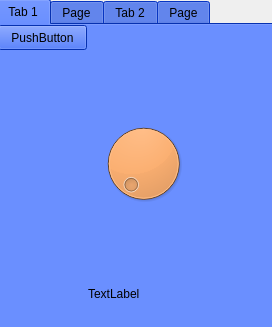
First picture: the form in brewie.ui, repository eyeway1968/brewie, before the edit; both pictures show x 0 to 272 and y 0 to 327 of the 272 by 480 pixel window.
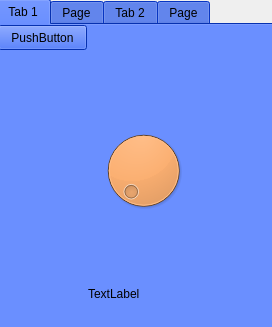
Second picture: the form after the edit. The open tabs and pages were chosen to show the change.

Diff of the .ui file:
```diff
--- a/brewie.ui
+++ b/brewie.ui
@@ -883,7 +883,7 @@
       <property name="geometry">
        <rect>
         <x>90</x>
-        <y>93</y>
+        <y>100</y>
         <width>111</width>
         <height>91</height>
        </rect>
@@ -892,12 +892,51 @@
        <palette>
         <active>
          <colorrole role="WindowText">
-          <brush brushstyle="SolidPattern">
-           <color alpha="255">
-            <red>0</red>
-            <green>0</green>
-            <blue>0</blue>
-           </color>
+          <brush brushstyle="RadialGradientPattern">
+           <gradient centralx="0.500000000000000" centraly="0.500000000000000" focalx="0.500000000000000" focaly="0.500000000000000" radius="0.500000000000000" type="RadialGradient" spread="PadSpread" coordinatemode="ObjectBoundingMode">
+            <gradientstop position="0.000000000000000">
+             <color alpha="206">
+              <red>255</red>
+              <green>235</green>
+              <blue>235</blue>
+             </color>
+            </gradientstop>
+            <gradientstop position="0.350000000000000">
+             <color alpha="80">
+              <red>255</red>
+              <green>188</green>
+              <blue>188</blue>
+             </color>
+            </gradientstop>
+            <gradientstop position="0.400000000000000">
+             <color alpha="80">
+              <red>255</red>
+              <green>162</green>
+              <blue>162</blue>
+             </color>
+            </gradientstop>
+            <gradientstop position="0.425000000000000">
+             <color alpha="156">
+              <red>255</red>
+              <green>132</green>
+              <blue>132</blue>
+             </color>
+            </gradientstop>
+            <gradientstop position="0.440000000000000">
+             <color alpha="80">
+              <red>252</red>
+              <green>128</green>
+              <blue>128</blue>
+             </color>
+            </gradientstop>
+            <gradientstop position="1.000000000000000">
+             <color alpha="0">
+              <red>255</red>
+              <green>255</green>
+              <blue>255</blue>
+             </color>
+            </gradientstop>
+           </gradient>
           </brush>
          </colorrole>
          <colorrole role="Button">
@@ -946,12 +985,51 @@
           </brush>
          </colorrole>
          <colorrole role="Text">
-          <brush brushstyle="SolidPattern">
-           <color alpha="255">
-            <red>0</red>
-            <green>0</green>
-            <blue>0</blue>
-           </color>
+          <brush brushstyle="RadialGradientPattern">
+           <gradient centralx="0.500000000000000" centraly="0.500000000000000" focalx="0.500000000000000" focaly="0.500000000000000" radius="0.500000000000000" type="RadialGradient" spread="PadSpread" coordinatemode="ObjectBoundingMode">
+            <gradientstop position="0.000000000000000">
+             <color alpha="206">
+              <red>255</red>
+              <green>235</green>
+              <blue>235</blue>
+             </color>
+            </gradientstop>
+            <gradientstop position="0.350000000000000">
+             <color alpha="80">
+              <red>255</red>
+              <green>188</green>
+              <blue>188</blue>
+             </color>
+            </gradientstop>
+            <gradientstop position="0.400000000000000">
+             <color alpha="80">
+              <red>255</red>
+              <green>162</green>
+              <blue>162</blue>
+             </color>
+            </gradientstop>
+            <gradientstop position="0.425000000000000">
+             <color alpha="156">
+              <red>255</red>
+              <green>132</green>
+              <blue>132</blue>
+             </color>
+            </gradientstop>
+            <gradientstop position="0.440000000000000">
+             <color alpha="80">
+              <red>252</red>
+              <green>128</green>
+              <blue>128</blue>
+             </color>
+            </gradientstop>
+            <gradientstop position="1.000000000000000">
+             <color alpha="0">
+              <red>255</red>
+              <green>255</green>
+              <blue>255</blue>
+             </color>
+            </gradientstop>
+           </gradient>
           </brush>
          </colorrole>
          <colorrole role="BrightText">
@@ -964,12 +1042,51 @@
           </brush>
          </colorrole>
          <colorrole role="ButtonText">
-          <brush brushstyle="SolidPattern">
-           <color alpha="255">
-            <red>0</red>
-            <green>0</green>
-            <blue>0</blue>
-           </color>
+          <brush brushstyle="RadialGradientPattern">
+           <gradient centralx="0.500000000000000" centraly="0.500000000000000" focalx="0.500000000000000" focaly="0.500000000000000" radius="0.500000000000000" type="RadialGradient" spread="PadSpread" coordinatemode="ObjectBoundingMode">
+            <gradientstop position="0.000000000000000">
+             <color alpha="206">
+              <red>255</red>
+              <green>235</green>
+              <blue>235</blue>
+             </color>
+            </gradientstop>
+            <gradientstop position="0.350000000000000">
+             <color alpha="80">
+              <red>255</red>
+              <green>188</green>
+              <blue>188</blue>
+             </color>
+            </gradientstop>
+            <gradientstop position="0.400000000000000">
+             <color alpha="80">
+              <red>255</red>
+              <green>162</green>
+              <blue>162</blue>
+             </color>
+            </gradientstop>
+            <gradientstop position="0.425000000000000">
+             <color alpha="156">
+              <red>255</red>
+              <green>132</green>
+              <blue>132</blue>
+             </color>
+            </gradientstop>
+            <gradientstop position="0.440000000000000">
+             <color alpha="80">
+              <red>252</red>
+              <green>128</green>
+              <blue>128</blue>
+             </color>
+            </gradientstop>
+            <gradientstop position="1.000000000000000">
+             <color alpha="0">
+              <red>255</red>
+              <green>255</green>
+              <blue>255</blue>
+             </color>
+            </gradientstop>
+           </gradient>
           </brush>
          </colorrole>
          <colorrole role="Base">
@@ -1029,12 +1146,51 @@
         </active>
         <inactive>
          <colorrole role="WindowText">
-          <brush brushstyle="SolidPattern">
-           <color alpha="255">
-            <red>0</red>
-            <green>0</green>
-            <blue>0</blue>
-           </color>
+          <brush brushstyle="RadialGradientPattern">
+           <gradient centralx="0.500000000000000" centraly="0.500000000000000" focalx="0.500000000000000" focaly="0.500000000000000" radius="0.500000000000000" type="RadialGradient" spread="PadSpread" coordinatemode="ObjectBoundingMode">
+            <gradientstop position="0.000000000000000">
+             <color alpha="206">
+              <red>255</red>
+              <green>235</green>
+              <blue>235</blue>
+             </color>
+            </gradientstop>
+            <gradientstop position="0.350000000000000">
+             <color alpha="80">
+              <red>255</red>
+              <green>188</green>
+              <blue>188</blue>
+             </color>
+            </gradientstop>
+            <gradientstop position="0.400000000000000">
+             <color alpha="80">
+              <red>255</red>
+              <green>162</green>
+              <blue>162</blue>
+             </color>
+            </gradientstop>
+            <gradientstop position="0.425000000000000">
+             <color alpha="156">
+              <red>255</red>
+              <green>132</green>
+              <blue>132</blue>
+             </color>
+            </gradientstop>
+            <gradientstop position="0.440000000000000">
+             <color alpha="80">
+              <red>252</red>
+              <green>128</green>
+              <blue>128</blue>
+             </color>
+            </gradientstop>
+            <gradientstop position="1.000000000000000">
+             <color alpha="0">
+              <red>255</red>
+              <green>255</green>
+              <blue>255</blue>
+             </color>
+            </gradientstop>
+           </gradient>
           </brush>
          </colorrole>
          <colorrole role="Button">
@@ -1083,12 +1239,51 @@
           </brush>
          </colorrole>
          <colorrole role="Text">
-          <brush brushstyle="SolidPattern">
-           <color alpha="255">
-            <red>0</red>
-            <green>0</green>
-            <blue>0</blue>
-           </color>
+          <brush brushstyle="RadialGradientPattern">
+           <gradient centralx="0.500000000000000" centraly="0.500000000000000" focalx="0.500000000000000" focaly="0.500000000000000" radius="0.500000000000000" type="RadialGradient" spread="PadSpread" coordinatemode="ObjectBoundingMode">
+            <gradientstop position="0.000000000000000">
+             <color alpha="206">
+              <red>255</red>
+              <green>235</green>
+              <blue>235</blue>
+             </color>
+            </gradientstop>
+            <gradientstop position="0.350000000000000">
+             <color alpha="80">
+              <red>255</red>
+              <green>188</green>
+              <blue>188</blue>
+             </color>
+            </gradientstop>
+            <gradientstop position="0.400000000000000">
+             <color alpha="80">
+              <red>255</red>
+              <green>162</green>
+              <blue>162</blue>
+             </color>
+            </gradientstop>
+            <gradientstop position="0.425000000000000">
+             <color alpha="156">
+              <red>255</red>
+              <green>132</green>
+              <blue>132</blue>
+             </color>
+            </gradientstop>
+            <gradientstop position="0.440000000000000">
+             <color alpha="80">
+              <red>252</red>
+              <green>128</green>
+              <blue>128</blue>
+             </color>
+            </gradientstop>
+            <gradientstop position="1.000000000000000">
+             <color alpha="0">
+              <red>255</red>
+              <green>255</green>
+              <blue>255</blue>
+             </color>
+            </gradientstop>
+           </gradient>
           </brush>
          </colorrole>
          <colorrole role="BrightText">
@@ -1101,12 +1296,51 @@
           </brush>
          </colorrole>
          <colorrole role="ButtonText">
-          <brush brushstyle="SolidPattern">
-           <color alpha="255">
-            <red>0</red>
-            <green>0</green>
-            <blue>0</blue>
-           </color>
+          <brush brushstyle="RadialGradientPattern">
+           <gradient centralx="0.500000000000000" centraly="0.500000000000000" focalx="0.500000000000000" focaly="0.500000000000000" radius="0.500000000000000" type="RadialGradient" spread="PadSpread" coordinatemode="ObjectBoundingMode">
+            <gradientstop position="0.000000000000000">
+             <color alpha="206">
+              <red>255</red>
+              <green>235</green>
+              <blue>235</blue>
+             </color>
+            </gradientstop>
+            <gradientstop position="0.350000000000000">
+             <color alpha="80">
+              <red>255</red>
+              <green>188</green>
+              <blue>188</blue>
+             </color>
+            </gradientstop>
+            <gradientstop position="0.400000000000000">
+             <color alpha="80">
+              <red>255</red>
+              <green>162</green>
+              <blue>162</blue>
+             </color>
+            </gradientstop>
+            <gradientstop position="0.425000000000000">
+             <color alpha="156">
+              <red>255</red>
+              <green>132</green>
+              <blue>132</blue>
+             </color>
+            </gradientstop>
+            <gradientstop position="0.440000000000000">
+             <color alpha="80">
+              <red>252</red>
+              <green>128</green>
+              <blue>128</blue>
+             </color>
+            </gradientstop>
+            <gradientstop position="1.000000000000000">
+             <color alpha="0">
+              <red>255</red>
+              <green>255</green>
+              <blue>255</blue>
+             </color>
+            </gradientstop>
+           </gradient>
           </brush>
          </colorrole>
          <colorrole role="Base">
@@ -1166,12 +1400,51 @@
         </inactive>
         <disabled>
          <colorrole role="WindowText">
-          <brush brushstyle="SolidPattern">
-           <color alpha="255">
-            <red>125</red>
-            <green>57</green>
-            <blue>1</blue>
-           </color>
+          <brush brushstyle="RadialGradientPattern">
+           <gradient centralx="0.500000000000000" centraly="0.500000000000000" focalx="0.500000000000000" focaly="0.500000000000000" radius="0.500000000000000" type="RadialGradient" spread="PadSpread" coordinatemode="ObjectBoundingMode">
+            <gradientstop position="0.000000000000000">
+             <color alpha="206">
+              <red>255</red>
+              <green>235</green>
+              <blue>235</blue>
+             </color>
+            </gradientstop>
+            <gradientstop position="0.350000000000000">
+             <color alpha="80">
+              <red>255</red>
+              <green>188</green>
+              <blue>188</blue>
+             </color>
+            </gradientstop>
+            <gradientstop position="0.400000000000000">
+             <color alpha="80">
+              <red>255</red>
+              <green>162</green>
+              <blue>162</blue>
+             </color>
+            </gradientstop>
+            <gradientstop position="0.425000000000000">
+             <color alpha="156">
+              <red>255</red>
+              <green>132</green>
+              <blue>132</blue>
+             </color>
+            </gradientstop>
+            <gradientstop position="0.440000000000000">
+             <color alpha="80">
+              <red>252</red>
+              <green>128</green>
+              <blue>128</blue>
+             </color>
+            </gradientstop>
+            <gradientstop position="1.000000000000000">
+             <color alpha="0">
+              <red>255</red>
+              <green>255</green>
+              <blue>255</blue>
+             </color>
+            </gradientstop>
+           </gradient>
           </brush>
          </colorrole>
          <colorrole role="Button">
@@ -1220,12 +1493,51 @@
           </brush>
          </colorrole>
          <colorrole role="Text">
-          <brush brushstyle="SolidPattern">
-           <color alpha="255">
-            <red>125</red>
-            <green>57</green>
-            <blue>1</blue>
-           </color>
+          <brush brushstyle="RadialGradientPattern">
+           <gradient centralx="0.500000000000000" centraly="0.500000000000000" focalx="0.500000000000000" focaly="0.500000000000000" radius="0.500000000000000" type="RadialGradient" spread="PadSpread" coordinatemode="ObjectBoundingMode">
+            <gradientstop position="0.000000000000000">
+             <color alpha="206">
+              <red>255</red>
+              <green>235</green>
+              <blue>235</blue>
+             </color>
+            </gradientstop>
+            <gradientstop position="0.350000000000000">
+             <color alpha="80">
+              <red>255</red>
+              <green>188</green>
+              <blue>188</blue>
+             </color>
+            </gradientstop>
+            <gradientstop position="0.400000000000000">
+             <color alpha="80">
+              <red>255</red>
+              <green>162</green>
+              <blue>162</blue>
+             </color>
+            </gradientstop>
+            <gradientstop position="0.425000000000000">
+             <color alpha="156">
+              <red>255</red>
+              <green>132</green>
+              <blue>132</blue>
+             </color>
+            </gradientstop>
+            <gradientstop position="0.440000000000000">
+             <color alpha="80">
+              <red>252</red>
+              <green>128</green>
+              <blue>128</blue>
+             </color>
+            </gradientstop>
+            <gradientstop position="1.000000000000000">
+             <color alpha="0">
+              <red>255</red>
+              <green>255</green>
+              <blue>255</blue>
+             </color>
+            </gradientstop>
+           </gradient>
           </brush>
          </colorrole>
          <colorrole role="BrightText">
@@ -1238,12 +1550,51 @@
           </brush>
          </colorrole>
          <colorrole role="ButtonText">
-          <brush brushstyle="SolidPattern">
-           <color alpha="255">
-            <red>125</red>
-            <green>57</green>
-            <blue>1</blue>
-           </color>
+          <brush brushstyle="RadialGradientPattern">
+           <gradient centralx="0.500000000000000" centraly="0.500000000000000" focalx="0.500000000000000" focaly="0.500000000000000" radius="0.500000000000000" type="RadialGradient" spread="PadSpread" coordinatemode="ObjectBoundingMode">
+            <gradientstop position="0.000000000000000">
+             <color alpha="206">
+              <red>255</red>
+              <green>235</green>
+              <blue>235</blue>
+             </color>
+            </gradientstop>
+            <gradientstop position="0.350000000000000">
+             <color alpha="80">
+              <red>255</red>
+              <green>188</green>
+              <blue>188</blue>
+             </color>
+            </gradientstop>
+            <gradientstop position="0.400000000000000">
+             <color alpha="80">
+              <red>255</red>
+              <green>162</green>
+              <blue>162</blue>
+             </color>
+            </gradientstop>
+            <gradientstop position="0.425000000000000">
+             <color alpha="156">
+              <red>255</red>
+              <green>132</green>
+              <blue>132</blue>
+             </color>
+            </gradientstop>
+            <gradientstop position="0.440000000000000">
+             <color alpha="80">
+              <red>252</red>
+              <green>128</green>
+              <blue>128</blue>
+             </color>
+            </gradientstop>
+            <gradientstop position="1.000000000000000">
+             <color alpha="0">
+              <red>255</red>
+              <green>255</green>
+              <blue>255</blue>
+             </color>
+            </gradientstop>
+           </gradient>
           </brush>
          </colorrole>
          <colorrole role="Base">
@@ -1303,6 +1654,9 @@
         </disabled>
        </palette>
       </property>
+      <property name="styleSheet">
+       <string notr="true">color: qradialgradient(spread:pad, cx:0.5, cy:0.5, radius:0.5, fx:0.5, fy:0.5, stop:0 rgba(255, 235, 235, 206), stop:0.35 rgba(255, 188, 188, 80), stop:0.4 rgba(255, 162, 162, 80), stop:0.425 rgba(255, 132, 132, 156), stop:0.44 rgba(252, 128, 128, 80), stop:1 rgba(255, 255, 255, 0));</string>
+      </property>
      </widget>
      <widget class="QLabel" name="label">
       <property name="geometry">
```
Left out of the diff: 2 changed lines with no effect on the pictures.
